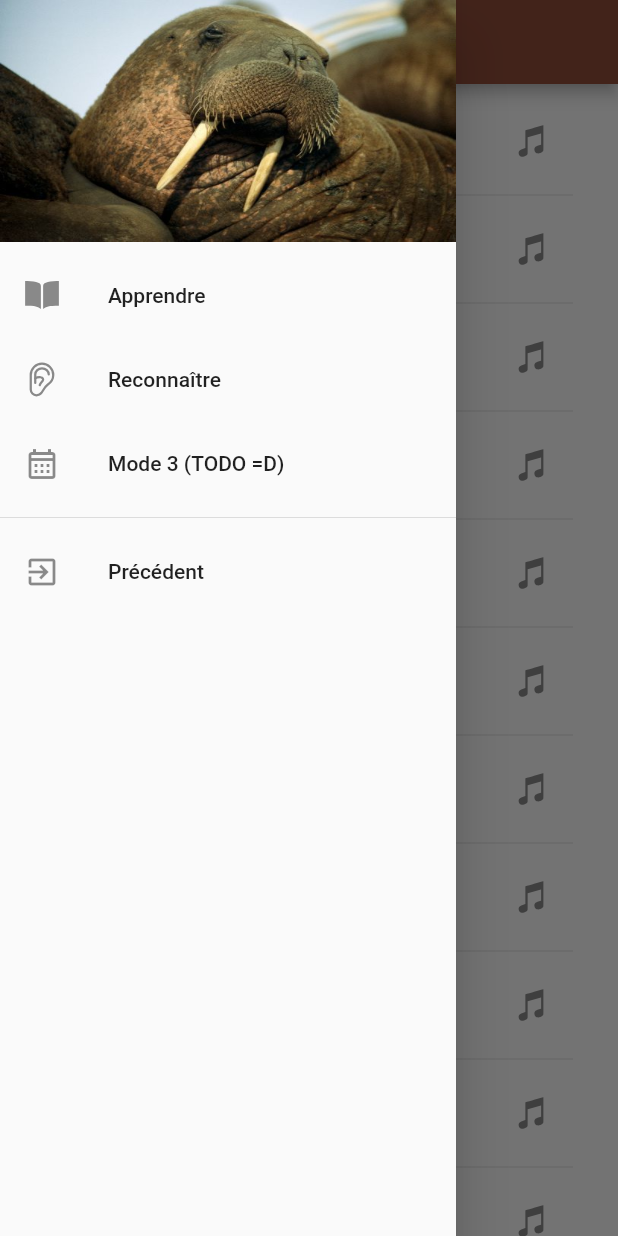
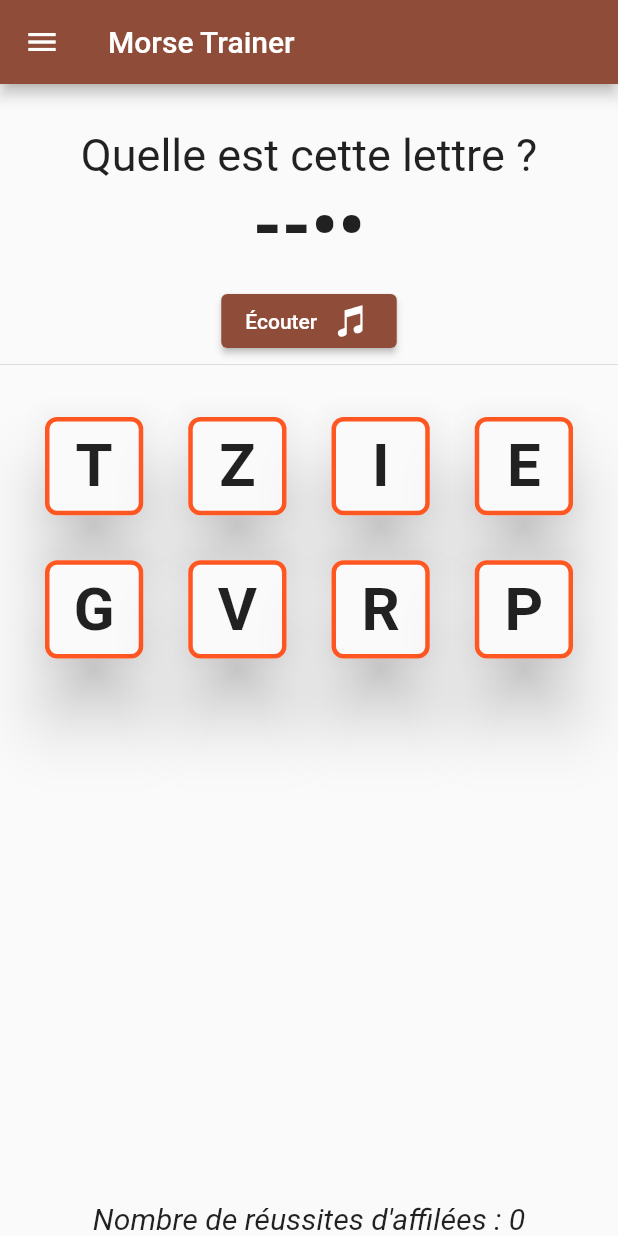
Before and after one commit to Jehxon/MorseTrainer, a Flutter app: the screen it shows after launch, in the side drawer, after a tap on "Reconnaître", on a phone screen of 412 x 824 dp. Run offline on Flutter 3.47's test engine with Material 2 defaults, Android fonts, the phone set to English and light mode, and no system bars; our stand-ins replace audioplayers, ionicons.

Commit message:
Added guess multi-choice mode

```diff
--- a/lib/home_page.dart
+++ b/lib/home_page.dart
@@ -1,6 +1,7 @@
 import 'package:flutter/material.dart';
 import 'package:ionicons/ionicons.dart';
-import 'package:morse_trainer/widgets/mode_standard/learning_page.dart';
+import 'package:morse_trainer/widgets/modes/learning_page.dart';
+import 'package:morse_trainer/widgets/modes/guess_letter_page.dart';
 
 class HomePage extends StatefulWidget {
   const HomePage({super.key});
@@ -14,6 +15,7 @@ class _HomePageState extends State<HomePage> {
 
   static final List<Widget> widgetOptions = <Widget>[
     const LearningPage(),
+    const GuessLetterPage(),
   ];
 
   void changePage(int index) {
@@ -52,7 +54,9 @@ class _HomePageState extends State<HomePage> {
             ListTile(
               leading: const Icon(Ionicons.ear_outline),
               title: const Text('Reconnaître'),
-              onTap: () { },
+              onTap: () {
+                changePage(1);
+              },
             ),
             ListTile(
               leading: const Icon(Icons.calendar_month_outlined),
--- /dev/null
+++ b/lib/widgets/modes/guess_letter_page.dart
@@ -0,0 +1,184 @@
+import 'package:audioplayers/audioplayers.dart';
+import 'package:flutter/material.dart';
+import 'package:ionicons/ionicons.dart';
+import 'package:morse_trainer/models/morse_alphabet.dart';
+
+class LetterChoice extends StatelessWidget {
+  final String letter;
+  final Future<void> Function(int) onPress;
+  final int id;
+  final Color color;
+
+  const LetterChoice({
+    super.key,
+    required this.letter,
+    required this.onPress,
+    required this.id,
+    required this.color,
+  });
+
+  @override
+  Widget build(BuildContext context) {
+    return Material(
+      elevation: 20,
+      borderRadius: const BorderRadius.all(Radius.circular(8)),
+      child: InkWell(
+        onTap: () async {
+          await onPress(id);
+        },
+        child: Container(
+          decoration: BoxDecoration(
+            color: color,
+            borderRadius: const BorderRadius.all(Radius.circular(8)),
+            border: Border.all(
+              width: 3,
+              color: color == Colors.transparent ? Colors.deepOrange : color,
+            ),
+          ),
+          child: Center(
+            child: Text(
+              letter.toUpperCase(),
+              style: const TextStyle(
+                fontWeight: FontWeight.bold,
+                fontSize: 40,
+              ),
+            ),
+          ),
+        ),
+      ),
+    );
+  }
+}
+
+class GuessLetterPage extends StatefulWidget {
+  const GuessLetterPage({super.key});
+  @override
+  State<GuessLetterPage> createState() => _GuessLetterPageState();
+}
+
+class _GuessLetterPageState extends State<GuessLetterPage> {
+  int numberOfChoices = 8;
+  late String letterToFind;
+  late List<LetterChoice> choiceWidgets;
+  late List<String> choicesLetters;
+  late List<Color> choiceColors;
+  int streak = 0;
+  static List<int> numbers = [for (int i = 0; i < alphabet.length; i++) i];
+
+  @override
+  void initState() {
+    letterToFind = "";
+    drawNewLetterToGuess();
+    super.initState();
+  }
+
+  void drawNewLetterToGuess() {
+    setState(() {
+      choicesLetters = randomLetters(numberOfChoices);
+      if(choicesLetters.first == letterToFind) {
+        letterToFind = choicesLetters[1];
+      } else {
+        letterToFind = choicesLetters.first;
+      }
+      choicesLetters.shuffle();
+      choiceColors = [
+        for (int i = 0; i < choicesLetters.length; i++) Colors.transparent
+      ];
+    });
+    morseAlphabet[letterToFind]?.play();
+  }
+
+  List<String> randomLetters(int n) {
+    numbers.shuffle();
+    return [for (int i = 0; i < n; i++) alphabet[numbers[i]]];
+  }
+
+  bool isRightChoice(String letter) {
+    return letter == letterToFind;
+  }
+
+  Future<void> onGuess(int choiceId) async {
+    if (isRightChoice(choicesLetters[choiceId])) {
+      audioPlayer.play(AssetSource("sounds/correct_guess.mp3"));
+      setState(() {
+        streak += 1;
+        choiceColors[choiceId] = Colors.lightGreen;
+      });
+      await Future.delayed(const Duration(seconds: 1));
+      drawNewLetterToGuess();
+    } else {
+      audioPlayer.play(AssetSource("sounds/wrong_guess.mp3"));
+      setState(() {
+        streak = 0;
+        choiceColors[choiceId] = Colors.red;
+      });
+    }
+  }
+
+  @override
+  Widget build(BuildContext context) {
+    return Scaffold(
+      body: Center(
+        child: Column(
+          children: [
+            const SizedBox(height: 30),
+            const Text(
+              "Quelle est cette lettre ?",
+              style: TextStyle(
+                fontSize: 30,
+              ),
+            ),
+            Text(
+              morseAlphabet[letterToFind]!.sound,
+              style: const TextStyle(
+                fontSize: 50,
+                fontWeight: FontWeight.bold,
+              ),
+            ),
+            const SizedBox(height: 10),
+            ElevatedButton(
+              style: const ButtonStyle(
+                maximumSize: MaterialStatePropertyAll<Size>(Size(117, 100)),
+              ),
+              onPressed: () {
+                morseAlphabet[letterToFind]?.play();
+              },
+              child: const Row(
+                children: [
+                  Text("Écouter"),
+                  SizedBox(width: 10),
+                  Icon(Ionicons.musical_notes_sharp),
+                ],
+              ),
+            ),
+            const Divider(height: 10),
+            Expanded(
+              child: GridView.count(
+                crossAxisCount: 4,
+                padding: const EdgeInsets.all(30),
+                mainAxisSpacing: 30,
+                crossAxisSpacing: 30,
+                children: [
+                  for (int i = 0; i < choicesLetters.length; i++)
+                    LetterChoice(
+                      letter: choicesLetters[i],
+                      onPress: onGuess,
+                      id: i,
+                      color: choiceColors[i],
+                    ),
+                ],
+              ),
+            ),
+            Text(
+              "Nombre de réussites d'affilées : $streak",
+              style: const TextStyle(
+                fontSize: 20,
+                fontStyle: FontStyle.italic,
+              ),
+            ),
+          ],
+        ),
+      ),
+    );
+  }
+}
```
Also changed, not shown: lib/models/morse_alphabet.dart (+26 -25 lines), lib/widgets/modes/learning_page.dart (renamed from lib/widgets/mode_standard/learning_page.dart), 3 other files.
